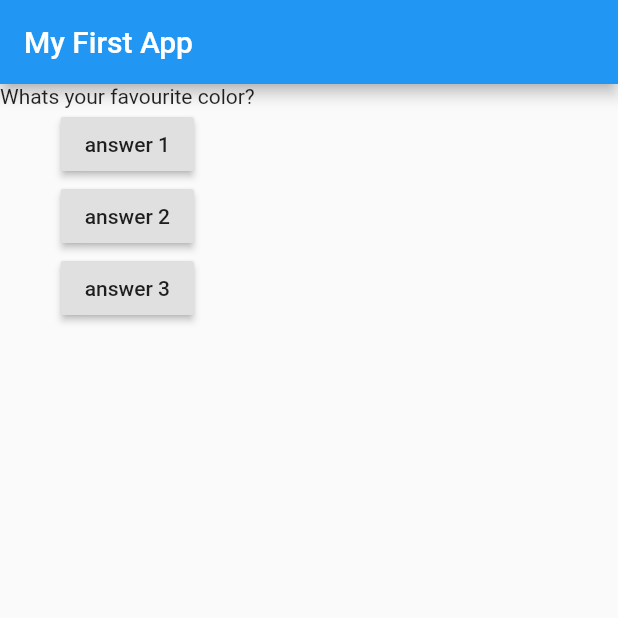
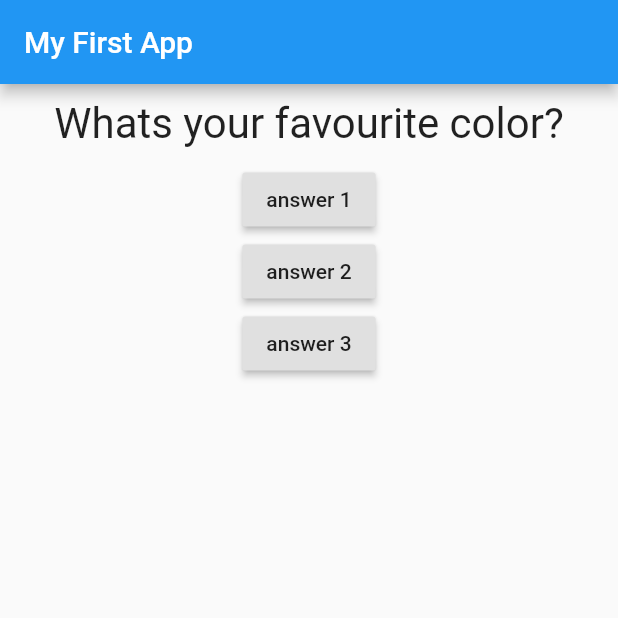
Before and after one commit to aldyazarya/flutterBasics-QUIZ_APP, a Flutter app: the screen it shows after launch, on a phone screen of 412 x 824 dp, the top half of it. Run offline on Flutter 3.47's test engine with Material 2 defaults, Android fonts, the phone set to English and light mode, and no system bars.

Commit message:
first styling and layouting questionText wdiget

```diff
--- a/lib/question.dart
+++ b/lib/question.dart
@@ -8,6 +8,14 @@ class Question extends StatelessWidget {
 
   @override
   Widget build(BuildContext context) {
-    return Text(questionText);
+    return Container(
+      width: double.infinity,
+      margin: EdgeInsets.all(10),
+      child: Text(questionText,
+      style: TextStyle(fontSize: 28),
+      textAlign: TextAlign.center,
+      ),
+    );
+
   }
 }
```
